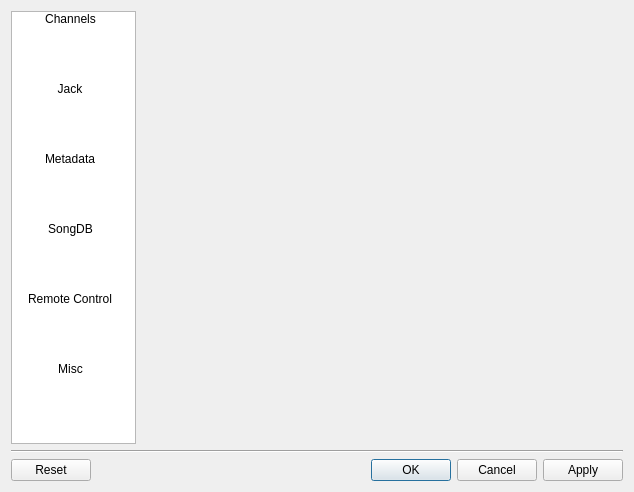
Old version of the form src/dialogs/uis/settingsdialog.ui in the repository jan-lugfl/RadioMixer.
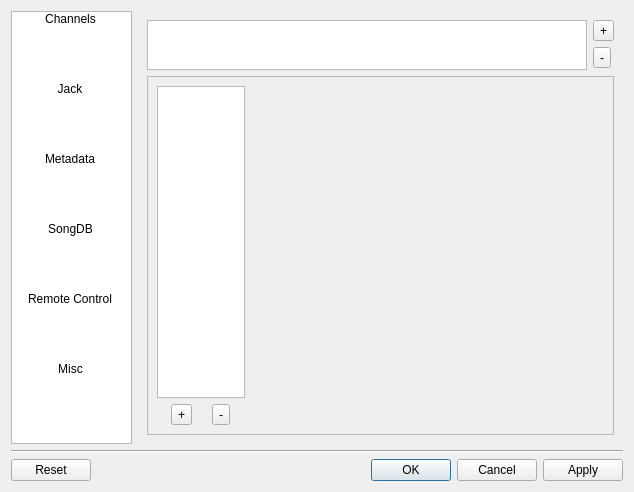
New version of the form. The open tabs and pages were chosen to show the change. Icons and pictures are not drawn.

Commit message: - added ui elements for remote controller setup

Diff of the .ui file:
```diff
--- a/src/dialogs/uis/settingsdialog.ui
+++ b/src/dialogs/uis/settingsdialog.ui
@@ -18,6 +18,12 @@
     <layout class="QHBoxLayout" name="horizontalLayout">
      <item>
       <widget class="QListWidget" name="listWidget">
+       <property name="sizePolicy">
+        <sizepolicy hsizetype="Expanding" vsizetype="Expanding">
+         <horstretch>1</horstretch>
+         <verstretch>0</verstretch>
+        </sizepolicy>
+       </property>
        <property name="maximumSize">
         <size>
          <width>125</width>
@@ -136,6 +142,12 @@
      </item>
      <item>
       <widget class="QStackedWidget" name="stackedWidget">
+       <property name="sizePolicy">
+        <sizepolicy hsizetype="Preferred" vsizetype="Preferred">
+         <horstretch>4</horstretch>
+         <verstretch>0</verstretch>
+        </sizepolicy>
+       </property>
        <property name="currentIndex">
         <number>0</number>
        </property>
@@ -377,7 +389,114 @@
         </widget>
        </widget>
        <widget class="QWidget" name="songdb"/>
-       <widget class="QWidget" name="misc"/>
+       <widget class="QWidget" name="misc">
+        <layout class="QGridLayout" name="gridLayout_3">
+         <item row="0" column="0">
+          <widget class="QListWidget" name="remoteControllerList">
+           <property name="sizePolicy">
+            <sizepolicy hsizetype="Expanding" vsizetype="Fixed">
+             <horstretch>0</horstretch>
+             <verstretch>0</verstretch>
+            </sizepolicy>
+           </property>
+           <property name="maximumSize">
+            <size>
+             <width>16777215</width>
+             <height>50</height>
+            </size>
+           </property>
+          </widget>
+         </item>
+         <item row="0" column="1">
+          <layout class="QVBoxLayout" name="verticalLayout">
+           <item>
+            <widget class="QToolButton" name="add_controller">
+             <property name="text">
+              <string>+</string>
+             </property>
+            </widget>
+           </item>
+           <item>
+            <widget class="QToolButton" name="remove_controller">
+             <property name="text">
+              <string>-</string>
+             </property>
+            </widget>
+           </item>
+          </layout>
+         </item>
+         <item row="1" column="0" colspan="2">
+          <widget class="QFrame" name="frame">
+           <property name="sizePolicy">
+            <sizepolicy hsizetype="Expanding" vsizetype="Expanding">
+             <horstretch>0</horstretch>
+             <verstretch>0</verstretch>
+            </sizepolicy>
+           </property>
+           <property name="frameShape">
+            <enum>QFrame::StyledPanel</enum>
+           </property>
+           <property name="frameShadow">
+            <enum>QFrame::Raised</enum>
+           </property>
+           <layout class="QGridLayout" name="gridLayout_4">
+            <item row="0" column="0">
+             <widget class="QListWidget" name="listWidget_2">
+              <property name="sizePolicy">
+               <sizepolicy hsizetype="Expanding" vsizetype="Expanding">
+                <horstretch>1</horstretch>
+                <verstretch>0</verstretch>
+               </sizepolicy>
+              </property>
+             </widget>
+            </item>
+            <item row="0" column="1" rowspan="2">
+             <widget class="QStackedWidget" name="stackedWidget_2">
+              <property name="sizePolicy">
+               <sizepolicy hsizetype="Expanding" vsizetype="Expanding">
+                <horstretch>4</horstretch>
+                <verstretch>0</verstretch>
+               </sizepolicy>
+              </property>
+              <widget class="QWidget" name="page"/>
+              <widget class="QWidget" name="page_2"/>
+             </widget>
+            </item>
+            <item row="1" column="0">
+             <layout class="QHBoxLayout" name="horizontalLayout_5">
+              <item>
+               <widget class="QToolButton" name="add_controller_channel">
+                <property name="sizePolicy">
+                 <sizepolicy hsizetype="Fixed" vsizetype="Fixed">
+                  <horstretch>1</horstretch>
+                  <verstretch>0</verstretch>
+                 </sizepolicy>
+                </property>
+                <property name="text">
+                 <string>+</string>
+                </property>
+               </widget>
+              </item>
+              <item>
+               <widget class="QToolButton" name="remove_controller_channel">
+                <property name="sizePolicy">
+                 <sizepolicy hsizetype="Fixed" vsizetype="Fixed">
+                  <horstretch>1</horstretch>
+                  <verstretch>0</verstretch>
+                 </sizepolicy>
+                </property>
+                <property name="text">
+                 <string>-</string>
+                </property>
+               </widget>
+              </item>
+             </layout>
+            </item>
+           </layout>
+          </widget>
+         </item>
+        </layout>
+       </widget>
       </widget>
      </item>
     </layout>
```
Left out of the diff: 2 changed lines with no effect on the pictures. The commit also changes 2 other files.
